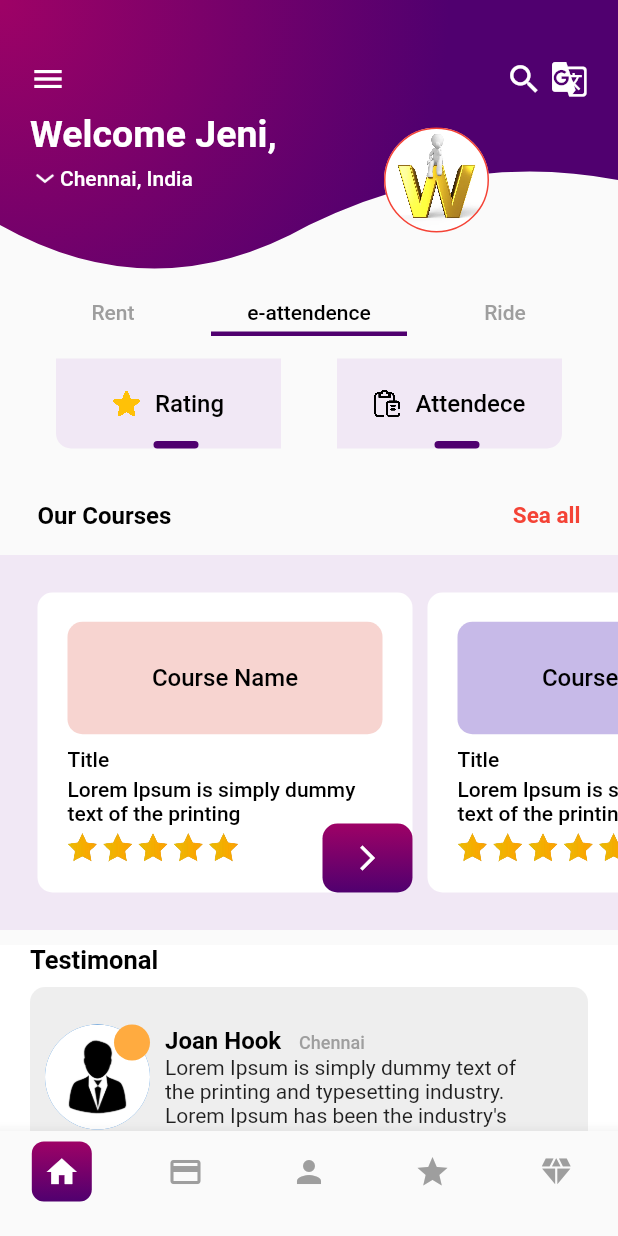
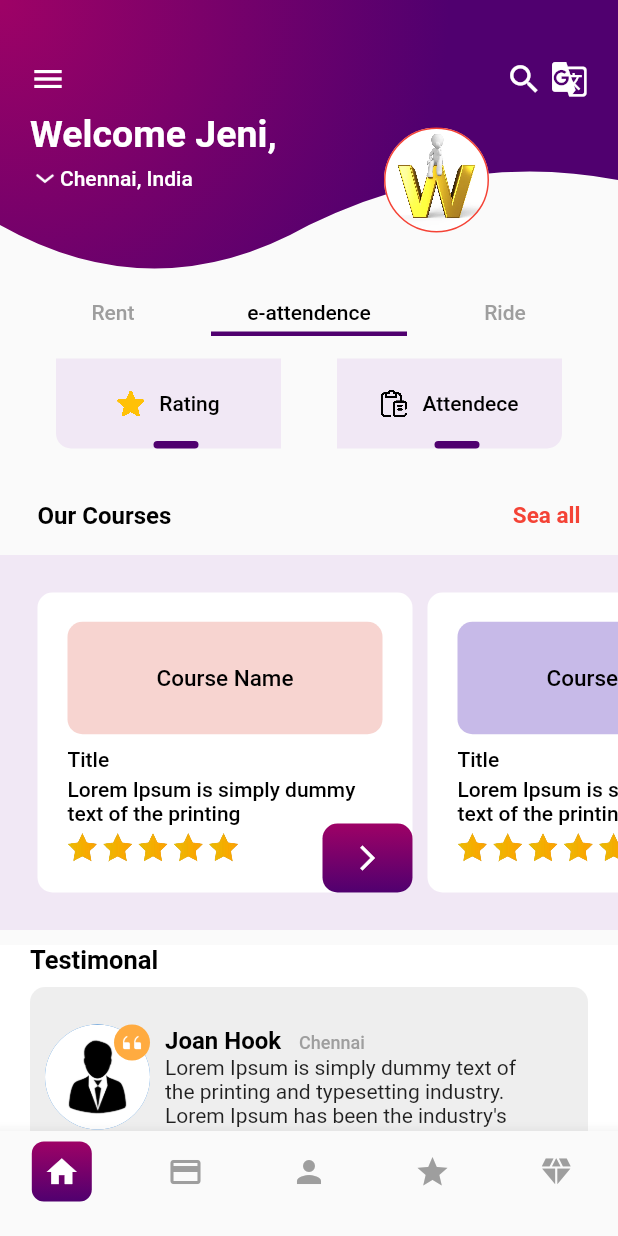
Before and after one commit to safvansafvan/Learning_app_Ui, a Flutter app: the HomePage screen opened directly, on a phone screen of 412 x 824 dp. Run offline on Flutter 3.47's test engine with Material 3 defaults, Android fonts, the phone set to English and light mode, and no system bars; our stand-ins replace get, lottie; Roboto replaces fonts that are missing (ProximaNova).

Commit message:
font size changes

```diff
--- a/lib/view/home/home.dart
+++ b/lib/view/home/home.dart
@@ -121,7 +121,7 @@ Widget _buildRatingAttendece({required Color color, int? index}) {
             Text(
               index == 1 ? 'Rating' : 'Attendece',
               style:
-                  CustomFunctions.style(fontWeight: FontWeight.w500, size: 16),
+                  CustomFunctions.style(fontWeight: FontWeight.w500, size: 14),
             )
           ],
         ),
--- a/lib/view/widget/courses_widget.dart
+++ b/lib/view/widget/courses_widget.dart
@@ -52,7 +52,7 @@ Widget _courseContainer(int index) {
                   Text(
                     'Course Name',
                     style: CustomFunctions.style(
-                        fontWeight: FontWeight.w500, size: 16),
+                        fontWeight: FontWeight.w500, size: 15),
                   )
                 ],
               ),
--- a/lib/view/widget/testimonal_widget.dart
+++ b/lib/view/widget/testimonal_widget.dart
@@ -60,6 +60,11 @@ Widget _buildTestimonal() {
               child: CircleAvatar(
                 radius: 12,
                 backgroundColor: AppColors.orange,
+                child: Padding(
+                  padding: const EdgeInsets.all(5.0),
+                  child: Image.asset('assets/images/dialog.png',
+                      color: AppColors.white),
+                ),
               ),
             )
           ],
```
Also changed, not shown: assets/images/dialog.png (added).
